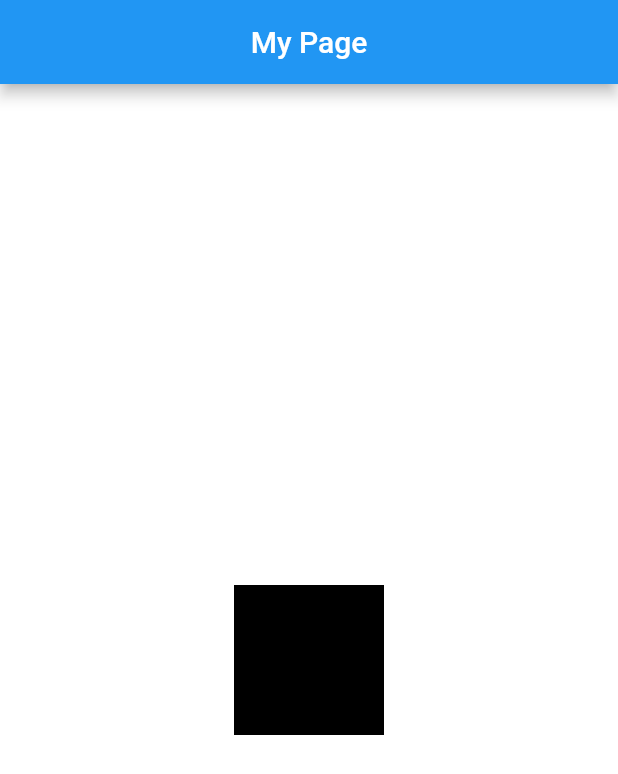
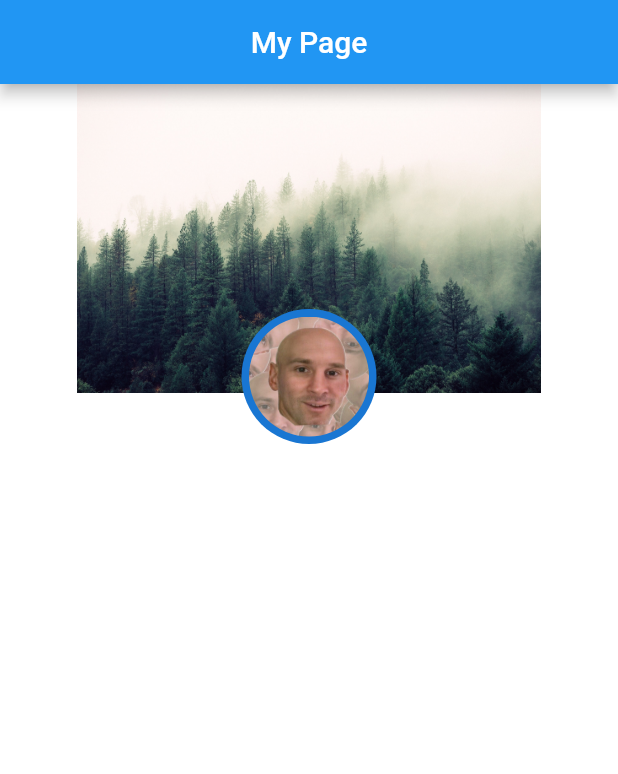
Before and after one commit to Zuhrdev/My-first-Flutter-App, a Flutter app: the screen it shows after launch, on a phone screen of 412 x 824 dp. Shown: the top 774 px of the screen. Run offline on Flutter 3.47's test engine with Material 2 defaults, Android fonts, the phone set to English and light mode, and no system bars.

Commit message:
DLP 1 : DailyLastPush

```diff
--- a/firstUI/lib/main.dart
+++ b/firstUI/lib/main.dart
@@ -35,8 +35,28 @@ class HomePage extends StatelessWidget {
           height: size.height,
           width: size.width,
           color: Colors.white,
-          alignment: Alignment.center,
-          child: Container(color: Colors.black, height: 100, width: 100)),
+          alignment: Alignment.topLeft,
+          child: Stack(
+            alignment: Alignment.topCenter,
+            children: [
+              Container(
+                height: size.height/4,
+                width: size.width,
+                decoration: const BoxDecoration(image: DecorationImage(image: AssetImage("images/cover.jpg"),),
+              ),),
+              Padding(padding: EdgeInsets.only(top: 150), child: UnderAvatar(radius: 45),),
+              Padding(padding: EdgeInsets.only(top: 155), child: ProfileAvtar(radius: 40),),
+            ],
+          //Container(
+           // height: size.height/4,
+            //width: size.width,
+            //decoration: const BoxDecoration(image: DecorationImage(image: AssetImage("images/cover.jpg"),fit: BoxFit.cover)),
+            //child: ProfileAvtar(radius: 40),
+          ),
+
+          //Image.asset("images/cover.jpg", height: 200, width: size.width, fit: BoxFit.cover),
+      ),
+
       //child: fromAsset(height: 200, width: size.width, path: "images/cover.jpg"),
       //),
     );
@@ -46,7 +66,14 @@ class HomePage extends StatelessWidget {
 CircleAvatar ProfileAvtar({required double radius}) {
   return CircleAvatar(
     radius: radius,
-    foregroundImage: AssetImage("images/profile.jpeg"),
+    foregroundImage: AssetImage("images/profilepicture.jpg"),
+  );
+}
+
+CircleAvatar UnderAvatar({required double radius}) {
+  return CircleAvatar(
+    radius: radius,
+    foregroundColor: Colors.white,
   );
 }
 
--- a/firstUI/pubspec.yaml
+++ b/firstUI/pubspec.yaml
@@ -61,6 +61,7 @@ flutter:
   # To add assets to your application, add an assets section, like this:
   assets:
     - images/cover.jpg
+    - images/profilepicture.jpg
   #   - images/a_dot_burr.jpeg
   #   - images/a_dot_ham.jpeg
 
```
Also changed, not shown: firstUI/images/profilepicture.jpg (added).
